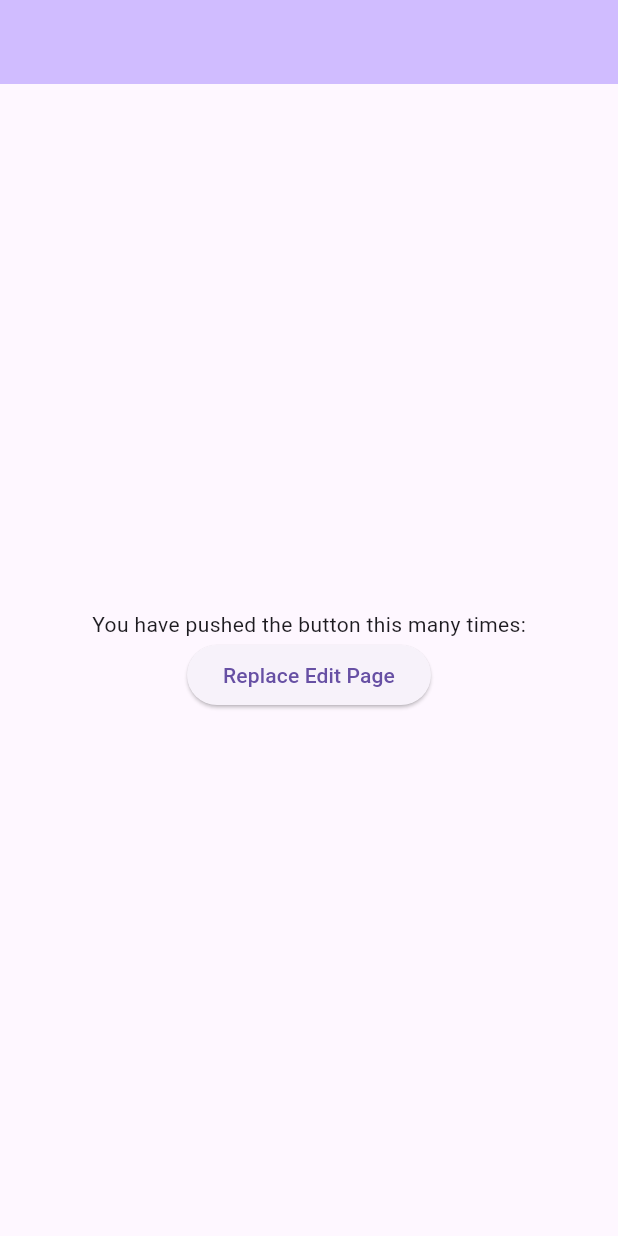
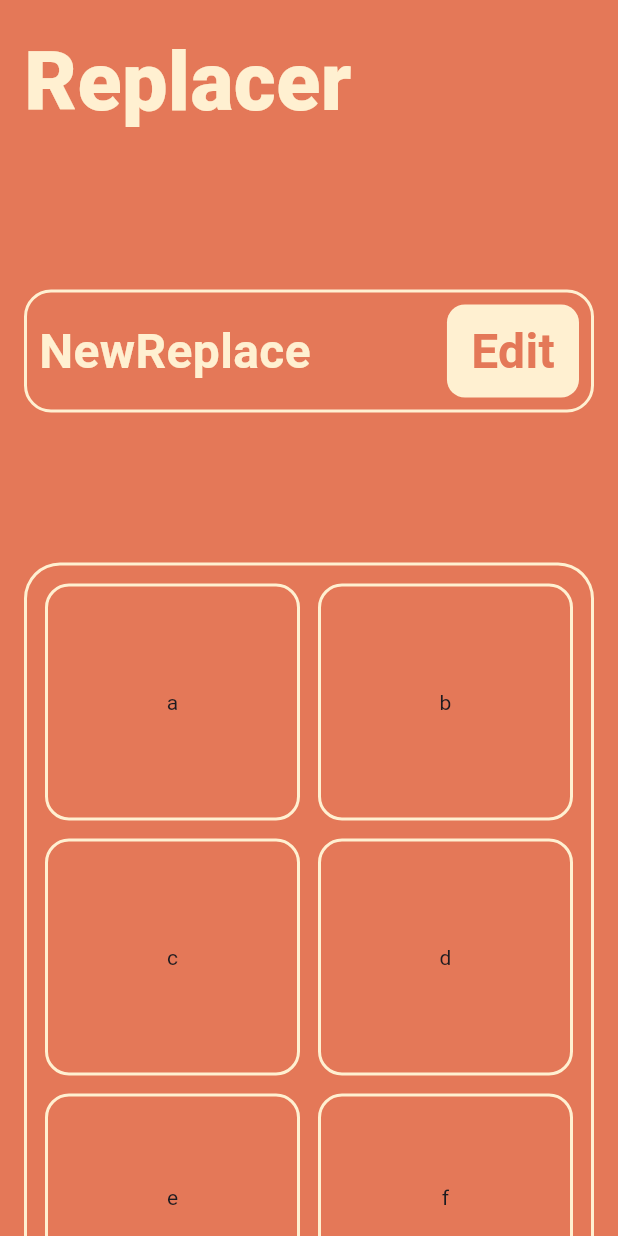
Before and after one commit to shogoisaji/replacer, a Flutter app: the screen it shows after launch, on a phone screen of 412 x 824 dp. Run offline on Flutter 3.47's test engine with Material 3 defaults, Android fonts, the light colour scheme and no system bars; our stand-ins replace flutter_riverpod, freezed_annotation, go_router, riverpod_annotation, shared_preferences; generated files the repository leaves out were written again; Roboto replaces fonts that are missing (InterTight).

Commit message:
✨ create home page

```diff
--- a/lib/pages/home_page.dart
+++ b/lib/pages/home_page.dart
@@ -1,31 +1,128 @@
 import 'package:flutter/material.dart';
 import 'package:go_router/go_router.dart';
+import 'package:replacer/theme/color_theme.dart';
+import 'package:replacer/theme/text_style.dart';
 
 class HomePage extends StatelessWidget {
   const HomePage({super.key});
 
+  static const List<String> formatList = [
+    'a',
+    'b',
+    'c',
+    'd',
+    'e',
+    'f',
+  ];
+
   @override
   Widget build(BuildContext context) {
     return Scaffold(
-      appBar: AppBar(
-        backgroundColor: Theme.of(context).colorScheme.inversePrimary,
+      backgroundColor: const Color(MyColors.orange1),
+      body: SafeArea(
+        bottom: false,
+        child: Container(
+          constraints: const BoxConstraints(maxWidth: 600),
+          width: double.infinity,
+          height: double.infinity,
+          padding: const EdgeInsets.symmetric(horizontal: 16),
+          child: Column(
+            crossAxisAlignment: CrossAxisAlignment.start,
+            children: <Widget>[
+              const SizedBox(height: 16),
+              Text(
+                'Replacer',
+                style: MyTextStyles.title,
               ),
-      body: Center(
-        child: Column(
-          mainAxisAlignment: MainAxisAlignment.center,
-          children: <Widget>[
-            const Text(
-              'You have pushed the button this many times:',
+              const SizedBox(height: 100),
+              Container(
+                  // width: double.infinity,
+                  padding: const EdgeInsets.symmetric(horizontal: 8, vertical: 8),
+                  decoration: BoxDecoration(
+                    color: const Color(MyColors.orange1),
+                    borderRadius: BorderRadius.circular(18),
+                    border: Border.all(
+                      color: const Color(MyColors.light),
+                      width: 2,
                     ),
-            ElevatedButton(
-              onPressed: () {
+                  ),
+                  child: Row(
+                    mainAxisAlignment: MainAxisAlignment.spaceBetween,
+                    children: [
+                      Text(
+                        'NewReplace',
+                        style: MyTextStyles.subtitle,
+                        textAlign: TextAlign.center,
+                      ),
+                      GestureDetector(
+                        onTap: () {
                           context.go('/replace_edit_page');
                         },
-              child: const Text('Replace Edit Page'),
+                        child: Container(
+                          margin: const EdgeInsets.only(left: 8),
+                          padding: const EdgeInsets.symmetric(horizontal: 16, vertical: 8),
+                          decoration: BoxDecoration(
+                            color: Color(MyColors.light),
+                            borderRadius: BorderRadius.circular(12),
+                          ),
+                          child: Text('Edit', style: MyTextStyles.subtitleOrange),
+                        ),
+                      )
+                    ],
+                  )),
+              const SizedBox(height: 100),
+              Expanded(
+                child: Container(
+                    width: double.infinity,
+                    height: double.infinity,
+                    decoration: const BoxDecoration(
+                      color: Color(MyColors.orange1),
+                      borderRadius: BorderRadius.only(
+                        topLeft: Radius.circular(24),
+                        topRight: Radius.circular(24),
+                      ),
+                      border: Border(
+                        top: BorderSide(color: Color(MyColors.light), width: 2),
+                        left: BorderSide(color: Color(MyColors.light), width: 2),
+                        right: BorderSide(color: Color(MyColors.light), width: 2),
+                      ),
+                    ),
+                    child: GridView.builder(
+                        padding: const EdgeInsets.symmetric(
+                          horizontal: 12,
+                        ),
+                        itemCount: formatList.length,
+                        itemBuilder: (context, index) {
+                          return _gridItem(index);
+                        },
+                        gridDelegate: const SliverGridDelegateWithFixedCrossAxisCount(
+                          crossAxisCount: 2,
+                          // mainAxisSpacing: 12,
+                          crossAxisSpacing: 12,
+                          // childAspectRatio: 2.0,
+                        ))),
               ),
             ],
           ),
         ),
+      ),
+    );
+  }
+
+  Widget _gridItem(int index) {
+    return Container(
+      height: 200,
+      margin:
+          EdgeInsets.only(top: 12, bottom: index == formatList.length - 1 || index == formatList.length - 2 ? 20 : 0),
+      decoration: BoxDecoration(
+        color: const Color(MyColors.orange1),
+        border: Border.all(
+          color: const Color(MyColors.light),
+          width: 2,
+        ),
+        borderRadius: BorderRadius.circular(16),
+      ),
+      child: Center(child: Text(formatList[index])),
     );
   }
 }
--- /dev/null
+++ b/lib/theme/color_theme.dart
@@ -0,0 +1,5 @@
+class MyColors {
+  static const green1 = 0xFF52A074;
+  static const orange1 = 0xFFE47858;
+  static const light = 0xFFFFF0D1;
+}
--- /dev/null
+++ b/lib/theme/text_style.dart
@@ -0,0 +1,25 @@
+import 'package:flutter/material.dart';
+import 'package:replacer/theme/color_theme.dart';
+
+class MyTextStyles {
+  static TextStyle get title {
+    return const TextStyle(
+        fontSize: 54, fontWeight: FontWeight.w900, color: Color(MyColors.light), fontFamily: 'InterTight');
+  }
+
+  static TextStyle get subtitle {
+    return const TextStyle(
+        fontSize: 32, fontWeight: FontWeight.w700, color: Color(MyColors.light), fontFamily: 'InterTight');
+  }
+
+  static TextStyle get subtitleOrange {
+    return const TextStyle(
+        fontSize: 32, fontWeight: FontWeight.w700, color: Color(MyColors.orange1), fontFamily: 'InterTight');
+  }
+
+  static TextStyle get body {
+    return const TextStyle(
+      fontSize: 16,
+    );
+  }
+}
```
Lines whose indentation alone changed are shown as unchanged.
